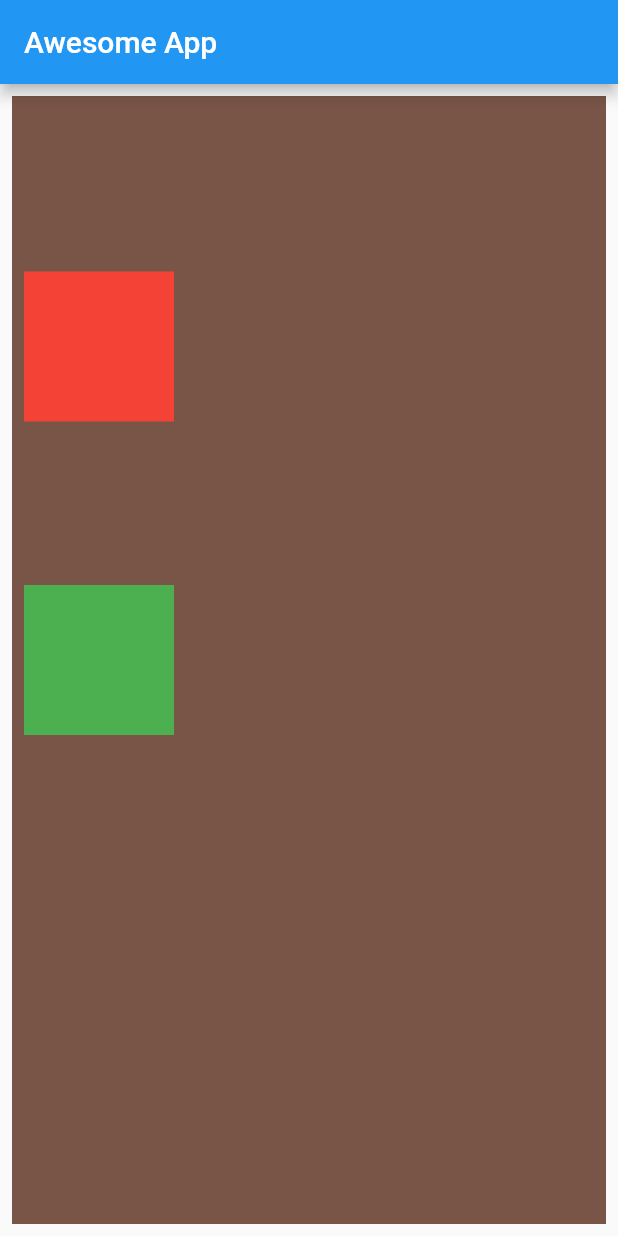
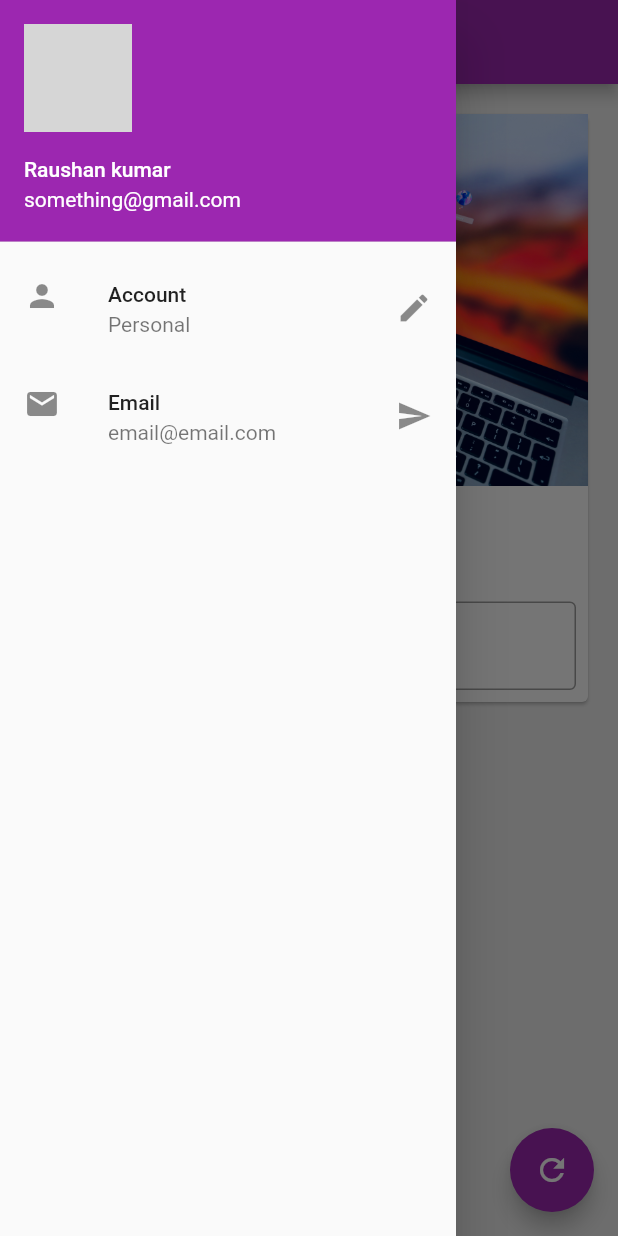
Before and after one commit to Raushan1123/Flutter-Tutorial, a Flutter app: the screen it shows after launch, with the side drawer open (before the commit the screen has no drawer), on a phone screen of 412 x 824 dp. Run offline on Flutter 3.47's test engine with Material 2 defaults, Android fonts, the phone set to English and light mode, and no system bars; our stand-ins replace bloc; network calls fail; grey boxes are pictures that could not be loaded.

Commit message:
chapter 3 completed

```diff
--- /dev/null
+++ b/lib/bg_image.dart
@@ -0,0 +1,11 @@
+import 'package:flutter/material.dart';
+
+class BgImage extends StatelessWidget {
+
+  @override
+  Widget build(BuildContext context) {
+     return  Image.asset("assets/desola-lanre-ologun-zYgV-NGZtlA-unsplash.jpg",
+               fit: BoxFit.cover,
+               );
+  }
+}
--- /dev/null
+++ b/lib/change_name_card.dart
@@ -0,0 +1,44 @@
+import 'package:flutter/material.dart';
+
+import 'bg_image.dart';
+
+class ChangeNameCard extends StatelessWidget {
+  const ChangeNameCard({
+    Key? key,
+    required this.myText,
+    required TextEditingController nameController,
+  }) : _nameController = nameController, super(key: key);
+
+  final String myText;
+  final TextEditingController _nameController;
+
+  @override
+  Widget build(BuildContext context) {
+    return Column(
+      children: <Widget>[
+       BgImage(),
+        SizedBox(
+          height: 20,
+          ),
+          Text(
+            myText,
+            style: TextStyle(fontSize: 25, fontWeight: FontWeight.bold),
+          ),
+          SizedBox(
+            height: 20
+            ),
+          Padding(
+            padding: const EdgeInsets.all(8.0),
+            child: TextField(
+              controller: _nameController,
+              keyboardType: TextInputType.text,
+              decoration: InputDecoration(
+                border: OutlineInputBorder(),
+                hintText: "Enter something",
+                labelText: "Name"
+                ),
+            ),
+          )
+    ],);
+  }
+}
--- /dev/null
+++ b/lib/drawer.dart
@@ -0,0 +1,34 @@
+import 'package:flutter/material.dart';
+
+class MyDrawer extends StatelessWidget {
+
+  @override
+  Widget build(BuildContext context) {
+      return Drawer(
+       child: ListView(
+         padding: EdgeInsets.zero,
+         children: <Widget>[
+          UserAccountsDrawerHeader(accountName: Text("Raushan kumar"), accountEmail: Text("something@gmail.com"),
+          currentAccountPicture: CircleAvatar(
+            backgroundImage: NetworkImage(
+              "https://unsplash.com/photos/p0B7ueoZz8E"
+            ),
+            ),
+          ),
+             ListTile(
+               leading: Icon(Icons.person),
+               title: Text("Account"),
+               subtitle: Text("Personal"),
+               trailing: Icon(Icons.edit),
+             ),
+             ListTile(
+               leading: Icon(Icons.email),
+               title: Text("Email"),
+               subtitle: Text("email@email.com"),
+               trailing: Icon(Icons.send),
+             )
+         ],
+       ),
+    );
+  }
+}
--- a/lib/main.dart
+++ b/lib/main.dart
@@ -1,53 +1,12 @@
+
 import 'package:flutter/material.dart';
-
+import 'package:my_app/pages/home_page.dart';
 void main() {
   runApp(MaterialApp(
     title: "Awesome App",
     home: HomePage(),
+    theme: ThemeData(
+      primarySwatch: Colors.purple
+    ),
   ));
 }
-
-class HomePage extends StatelessWidget {
-  @override
-  Widget build(BuildContext context) {
-    return Scaffold(
-      appBar: AppBar(
-        title: Text("Awesome App"),
-      ),
-      body: Padding(
-        padding: const EdgeInsets.all(8.0),
-        child: Container(
-          color: Colors.brown,
-          width: MediaQuery.of(context).size.width,
-          height: MediaQuery.of(context).size.height,
-          child: Padding(
-            padding: const EdgeInsets.all(8.0),
-            child: Column(
-            mainAxisAlignment: MainAxisAlignment.spaceEvenly,
-            crossAxisAlignment: CrossAxisAlignment.start,
-            children: <Widget>[
-              Container(
-                padding: const EdgeInsets.all(8),
-                width: 100,
-                height: 100,
-                color: Colors.red,
-                ),
-                Container(
-                padding: const EdgeInsets.all(8),
-                width: 100,
-                height: 100,
-                color: Colors.green,
-                ),
-                Container(
-                padding: const EdgeInsets.all(8),
-                width: 100,
-                height: 100,
-                color: Colors.brown,
-                ),
-            ],
-              ),
-          )
-        ),
-      ));
-  }
-}
--- /dev/null
+++ b/lib/pages/home_page.dart
@@ -0,0 +1,46 @@
+import 'package:flutter/material.dart';
+
+import '../change_name_card.dart';
+import '../drawer.dart';
+
+class HomePage extends StatefulWidget {
+  @override
+  _HomePageState createState() => _HomePageState();
+}
+
+class _HomePageState extends State<HomePage> {
+  TextEditingController _nameController = TextEditingController();
+  var myText = "Change me";
+  @override
+  void initState(){
+    super.initState();
+  }
+
+  @override
+  Widget build(BuildContext context) {
+    return Scaffold(
+      backgroundColor: Colors.grey[200],
+      appBar: AppBar(
+        title: Text("Awesome App"),
+      ),
+     body: Padding(
+       padding: const EdgeInsets.all(16.0),
+       child: SingleChildScrollView(
+                child: Card(
+           child: ChangeNameCard(myText: myText, nameController: _nameController),
+         ),
+       ),
+     ),
+     drawer: MyDrawer(),
+       floatingActionButton: FloatingActionButton(
+         onPressed: () {
+           myText = _nameController.text;
+           setState(() {
+
+           });
+         },
+         child: Icon(Icons.refresh),
+       ),
+      );
+  }
+}
--- a/pubspec.yaml
+++ b/pubspec.yaml
@@ -45,8 +45,8 @@ flutter:
   uses-material-design: true
 
   # To add assets to your application, add an assets section, like this:
-  # assets:
-  #   - images/a_dot_burr.jpeg
+  assets:
+    - assets/
   #   - images/a_dot_ham.jpeg
 
   # An image asset can refer to one or more resolution-specific "variants", see
```
Also changed, not shown: assets/desola-lanre-ologun-zYgV-NGZtlA-unsplash.jpg (added).
